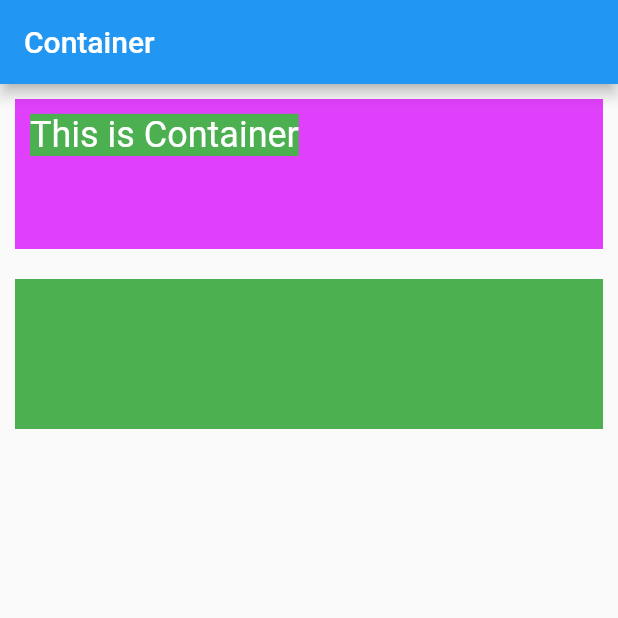
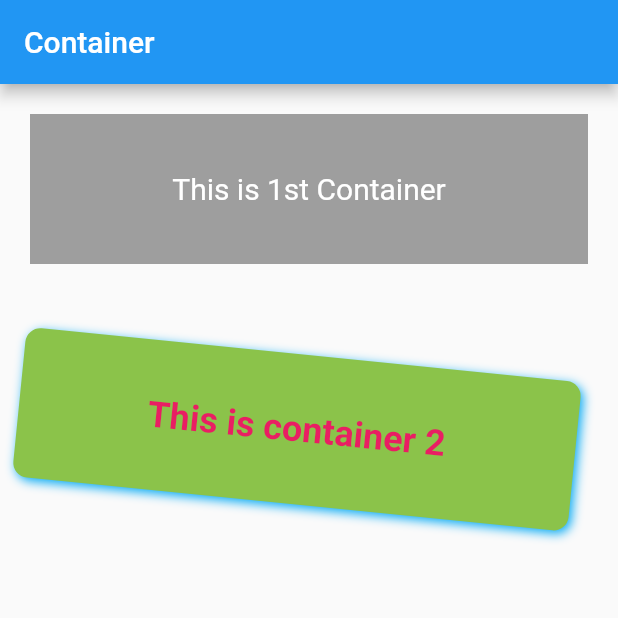
Before and after one commit to souvik600/flutter_all_concept, a Flutter app: the screen it shows after launch, on a phone screen of 412 x 824 dp, the top half of it. Run offline on Flutter 3.47's test engine with Material 2 defaults, Android fonts, the phone set to English and light mode, and no system bars.

Commit message:
Container_0f_flutter

```diff
--- a/lib/main.dart
+++ b/lib/main.dart
@@ -16,32 +16,55 @@ class MyApp extends StatelessWidget {
         appBar: AppBar(
           title: Text("Container"),
         ),
-        body: Center(
+        body: SingleChildScrollView(
           child: Column(
             children: [
-              Container(
+              Center(
+                child: Container(
                   width: 500,
                   height: 100,
-                margin: EdgeInsets.all(
-                  10,
+                  color: Colors.grey,
+                  margin: EdgeInsets.all(20),
+                  padding: EdgeInsets.all(10),
+                  child: Center(
+                    child: Text(
+                      "This is 1st Container",
+                      style: TextStyle(fontSize: 20, color: Colors.white),
                     ),
-                padding: EdgeInsets.all(10),
-                color: Colors.purpleAccent,
-                child: Text(
-                  "This is Container",
-                  style: TextStyle(
-                      color: Colors.white,
-                      fontSize: 24,
-                      backgroundColor: Colors.green),
                   ),
-
                 ),
-              Container(
+              ),
+              Center(
+                child: Container(
                   width: 500,
                   height: 100,
-                margin: EdgeInsets.all(10),
+                  //color: Colors.lime,
+                  margin: EdgeInsets.all(20),
                   padding: EdgeInsets.all(10),
-                color: Colors.green,
+                  alignment: Alignment.center,
+                  decoration: BoxDecoration(
+                      borderRadius: BorderRadius.circular(10),
+                      color: Colors.lightGreen,
+                      boxShadow: [
+                        BoxShadow(
+                            color: Colors.lightBlue,
+                            blurRadius: 5,
+                            offset: Offset(2, 2))
+                      ]),
+                  constraints: BoxConstraints(
+                    maxHeight: 300,
+                    maxWidth: 800,
+                  ),
+                  //baka korar jonno
+                  transform: Matrix4.rotationZ(0.1),
+                  child: Text(
+                    " This is container 2 ",
+                    style: TextStyle(
+                        color: Colors.pink,
+                        fontSize: 24,
+                        fontWeight: FontWeight.w600),
+                  ),
+                ),
               )
             ],
           ),
```
Lines whose indentation alone changed are shown as unchanged.
